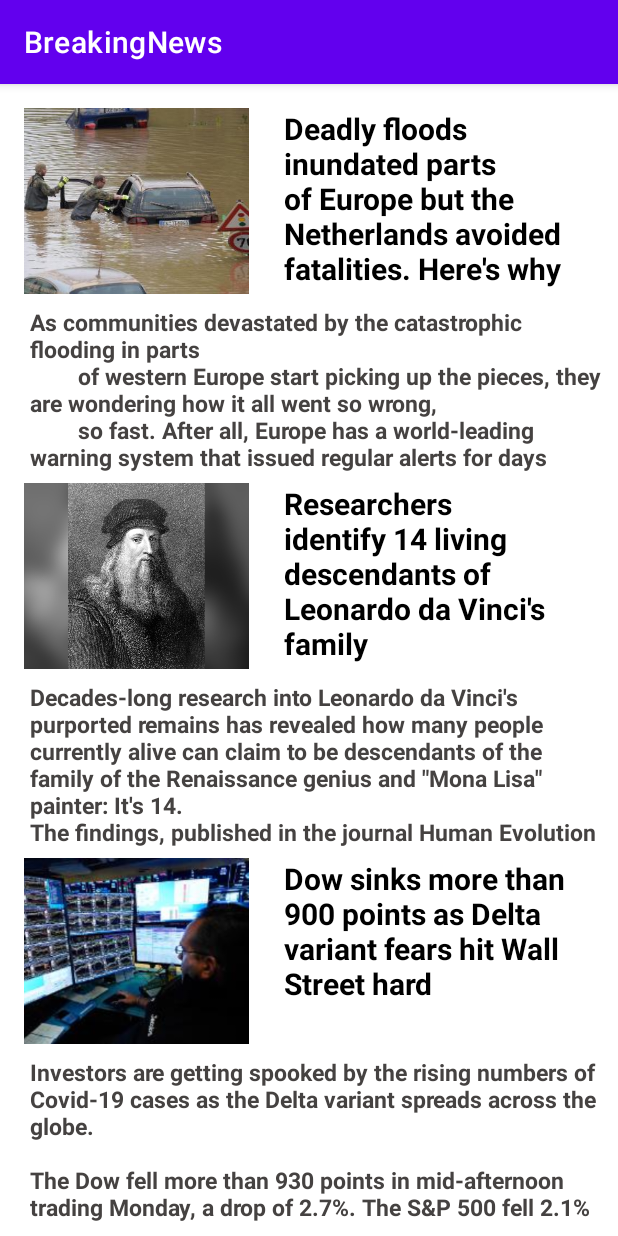
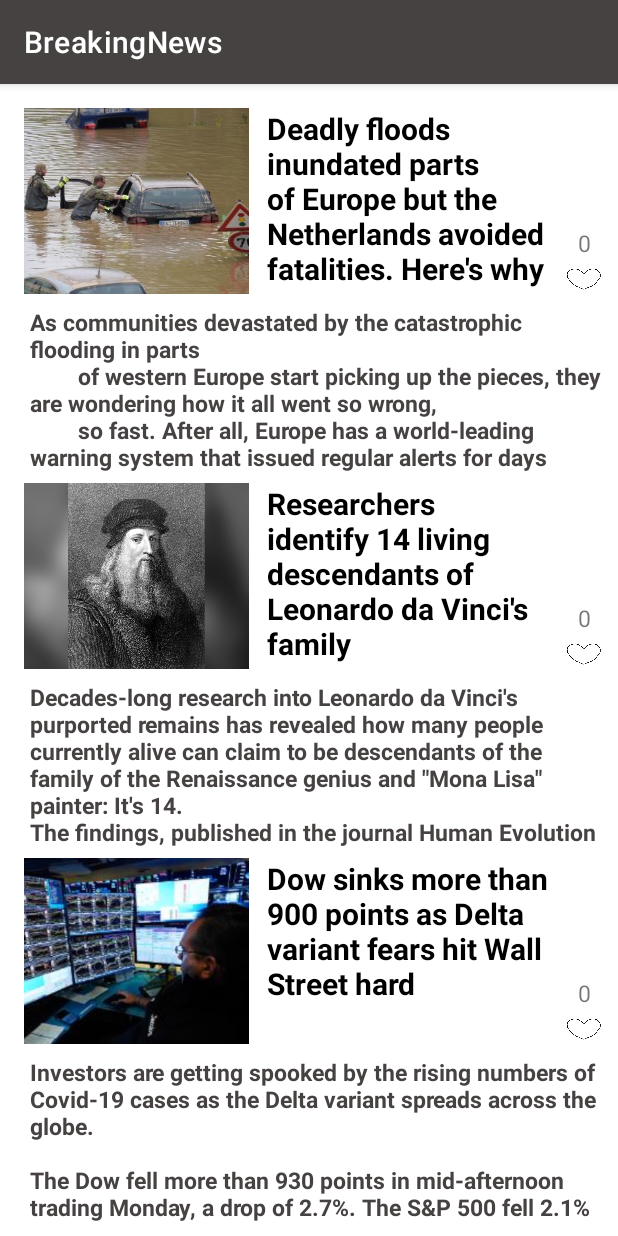
Before and after one commit to KateYavna/BreakingNews, an Android app: the screen it shows after launch (MainActivity), on a phone screen of 412 x 824 dp. Run offline under Robolectric (Android 15) with nearby library versions, the phone set to English and light mode, and no system bars.

Commit message:
set "likes"

```diff
--- a/app/src/main/java/com/example/breakingnews/MainActivity.kt
+++ b/app/src/main/java/com/example/breakingnews/MainActivity.kt
@@ -3,18 +3,24 @@ package com.example.breakingnews
 import android.graphics.BitmapFactory
 import androidx.appcompat.app.AppCompatActivity
 import android.os.Bundle
+import android.util.Log
+import android.view.View
+import androidx.core.view.isVisible
 import androidx.recyclerview.widget.LinearLayoutManager
 import kotlinx.android.synthetic.main.activity_main.*
+import kotlinx.android.synthetic.main.item_news.*
 
-class MainActivity : AppCompatActivity() {
+class MainActivity : AppCompatActivity(), NewsCallback {
     override fun onCreate(savedInstanceState: Bundle?) {
         super.onCreate(savedInstanceState)
         setContentView(R.layout.activity_main)
 
+
         var news = getNews()
-        rvNews.adapter = NewsAdapter(this,news)
+        rvNews.adapter = NewsAdapter(this,news, this,counter)
         rvNews.layoutManager = LinearLayoutManager (this)
     }
+
 
     fun getNews(): ArrayList<News>{
         var news = ArrayList<News>()
@@ -35,6 +41,7 @@ class MainActivity : AppCompatActivity() {
                         "But few of these early warnings appear to have been passed on to residents early -- and clearly -- enough,\n" +
                         "        catching them completely off guard. Now questions are being raised over whether the chain of communication\n" +
                         "        from the central European level to regions is working."
+
         ))
         news.add(
             News(
@@ -46,6 +53,7 @@ class MainActivity : AppCompatActivity() {
                         "Did Leonardo da Vinci have ADHD? Academics say he did\n" +
                         "The research is part of the Leonardo Da Vinci DNA Project, which aims to confirm remains thought to be his and to \"better understand his" +
                         " extraordinary talents and visual acuity through genetic associations.\""
+
             ))
         news.add(
             News(
@@ -58,6 +66,7 @@ class MainActivity : AppCompatActivity() {
                         "even bigger point plunges since the start of 2020 due to concerns about the Covid-19 pandemic.\n" +
                         "The Dow plummeted more than 1,000 points six times last year, with five of those market meltdowns taking place in March at the start of the " +
                         "pandemic in America. The Dow suffered its biggest point slide ever on March 16, 2020, dropping nearly 3,000 points — a 13% freefall."
+
             ))
         news.add(
             News(
@@ -68,6 +77,7 @@ class MainActivity : AppCompatActivity() {
                         "Dressed in traditional headdress, faces decorated with paint, this indigenous community prepares its bows and spears to defend their land " +
                         "against garimpeiros -- illegal gold miners looking for glimmers of gold in this vast and rich territory.\n" +
                         "Fernando, one of the Yanomami leaders, told CNN on a recent reporting trip to the riverside Palimiu settlement what the community has been enduring for months now."
+
             ))
         news.add(
             News(
@@ -79,6 +89,7 @@ class MainActivity : AppCompatActivity() {
                         "In June, Morton was working in his home office in Cranbrook, British Columbia, while Darla, a 3-year-old Chinese shar-pei, lounged on the deck, soaking up the sun.\n" +
                         "As he worked, Morton heard a loud noise followed by the sound of his gate being opened.\n" +
                         "\"I look out the window and I don\'t see Darla anymore. I ran down the stairs and out to the deck, Darla was gone, and I saw a blue Ford truck back out and speed off,\" Morton, 35, told CNN"
+
             ))
         news.add(
             News(
@@ -96,6 +107,7 @@ class MainActivity : AppCompatActivity() {
                         "But few of these early warnings appear to have been passed on to residents early -- and clearly -- enough,\n" +
                         "        catching them completely off guard. Now questions are being raised over whether the chain of communication\n" +
                         "        from the central European level to regions is working."
+
             ))
         news.add(
             News(
@@ -107,6 +119,7 @@ class MainActivity : AppCompatActivity() {
                         "Did Leonardo da Vinci have ADHD? Academics say he did\n" +
                         "The research is part of the Leonardo Da Vinci DNA Project, which aims to confirm remains thought to be his and to \"better understand his" +
                         " extraordinary talents and visual acuity through genetic associations.\""
+
             ))
         news.add(
             News(
@@ -119,6 +132,7 @@ class MainActivity : AppCompatActivity() {
                         "even bigger point plunges since the start of 2020 due to concerns about the Covid-19 pandemic.\n" +
                         "The Dow plummeted more than 1,000 points six times last year, with five of those market meltdowns taking place in March at the start of the " +
                         "pandemic in America. The Dow suffered its biggest point slide ever on March 16, 2020, dropping nearly 3,000 points — a 13% freefall."
+
             ))
         news.add(
             News(
@@ -129,6 +143,7 @@ class MainActivity : AppCompatActivity() {
                         "Dressed in traditional headdress, faces decorated with paint, this indigenous community prepares its bows and spears to defend their land " +
                         "against garimpeiros -- illegal gold miners looking for glimmers of gold in this vast and rich territory.\n" +
                         "Fernando, one of the Yanomami leaders, told CNN on a recent reporting trip to the riverside Palimiu settlement what the community has been enduring for months now."
+
             ))
         news.add(
             News(
@@ -140,6 +155,7 @@ class MainActivity : AppCompatActivity() {
                         "In June, Morton was working in his home office in Cranbrook, British Columbia, while Darla, a 3-year-old Chinese shar-pei, lounged on the deck, soaking up the sun.\n" +
                         "As he worked, Morton heard a loud noise followed by the sound of his gate being opened.\n" +
                         "\"I look out the window and I don\'t see Darla anymore. I ran down the stairs and out to the deck, Darla was gone, and I saw a blue Ford truck back out and speed off,\" Morton, 35, told CNN"
+
             ))
         news.add(
             News(
@@ -157,6 +173,7 @@ class MainActivity : AppCompatActivity() {
                         "But few of these early warnings appear to have been passed on to residents early -- and clearly -- enough,\n" +
                         "        catching them completely off guard. Now questions are being raised over whether the chain of communication\n" +
                         "        from the central European level to regions is working."
+
             ))
         news.add(
             News(
@@ -168,6 +185,7 @@ class MainActivity : AppCompatActivity() {
                         "Did Leonardo da Vinci have ADHD? Academics say he did\n" +
                         "The research is part of the Leonardo Da Vinci DNA Project, which aims to confirm remains thought to be his and to \"better understand his" +
                         " extraordinary talents and visual acuity through genetic associations.\""
+
             ))
         news.add(
             News(
@@ -180,6 +198,7 @@ class MainActivity : AppCompatActivity() {
                         "even bigger point plunges since the start of 2020 due to concerns about the Covid-19 pandemic.\n" +
                         "The Dow plummeted more than 1,000 points six times last year, with five of those market meltdowns taking place in March at the start of the " +
                         "pandemic in America. The Dow suffered its biggest point slide ever on March 16, 2020, dropping nearly 3,000 points — a 13% freefall."
+
             ))
         news.add(
             News(
@@ -190,6 +209,7 @@ class MainActivity : AppCompatActivity() {
                         "Dressed in traditional headdress, faces decorated with paint, this indigenous community prepares its bows and spears to defend their land " +
                         "against garimpeiros -- illegal gold miners looking for glimmers of gold in this vast and rich territory.\n" +
                         "Fernando, one of the Yanomami leaders, told CNN on a recent reporting trip to the riverside Palimiu settlement what the community has been enduring for months now."
+
             ))
         news.add(
             News(
@@ -201,10 +221,20 @@ class MainActivity : AppCompatActivity() {
                         "In June, Morton was working in his home office in Cranbrook, British Columbia, while Darla, a 3-year-old Chinese shar-pei, lounged on the deck, soaking up the sun.\n" +
                         "As he worked, Morton heard a loud noise followed by the sound of his gate being opened.\n" +
                         "\"I look out the window and I don\'t see Darla anymore. I ran down the stairs and out to the deck, Darla was gone, and I saw a blue Ford truck back out and speed off,\" Morton, 35, told CNN"
+
             ))
 
 
 
         return news
     }
-}
+
+
+
+         override fun onItemSelected(index :Int)  {
+             Log.d("MyLog", "ok " + index)
+
+         }
+
+
+    }
--- a/app/src/main/java/com/example/breakingnews/News.kt
+++ b/app/src/main/java/com/example/breakingnews/News.kt
@@ -2,4 +2,5 @@ package com.example.breakingnews
 
 import android.graphics.Bitmap
 
-class News( val photo : Bitmap, val heading : String, val text : String)
+class News( var photo : Bitmap, var heading : String, var text : String)
+var counter = arrayListOf<Int>(0,0,0,0,0,0,0,0,0,0,0,0,0,0,0)
--- a/app/src/main/java/com/example/breakingnews/NewsAdapter.kt
+++ b/app/src/main/java/com/example/breakingnews/NewsAdapter.kt
@@ -7,25 +7,58 @@ import android.view.ViewGroup
 import androidx.recyclerview.widget.RecyclerView
 import kotlinx.android.synthetic.main.item_news.view.*
 
-class NewsAdapter (val context: Context, val news : ArrayList<News>) : RecyclerView.Adapter<ViewHolder>() {
+
+
+class NewsAdapter (val context: Context, val news : ArrayList<News>, val callback: NewsCallback, val counter : ArrayList<Int>) : RecyclerView.Adapter<ViewHolder>() {
+
+
     override fun onCreateViewHolder(parent: ViewGroup, viewType: Int): ViewHolder {
         return ViewHolder(LayoutInflater.from(context).inflate(R.layout.item_news, parent, false))
     }
 
     override fun onBindViewHolder(holder: ViewHolder, position: Int) {
-       holder.photo.setImageBitmap(news[position].photo)
-        holder.heading.text = news [position].heading
-        holder.text.text = news [position].text
+        holder.photo.setImageBitmap(news[position].photo)
+        holder.heading.text = news[position].heading
+        holder.text.text = news[position].text
+        holder.main.setOnClickListener {callback.onItemSelected(position)}
+        holder.heart.setOnClickListener {
+            holder.redHeart.visibility = View.VISIBLE
+            holder.heart.visibility = View.INVISIBLE
+            callback.onItemSelected(position)
+            counter.set(position,counter.get(position)+1)
+            holder.counter.text = counter[position].toString()
+
+
+        }
+        holder.redHeart.setOnClickListener{
+            holder.redHeart.visibility = View.INVISIBLE
+            holder.heart.visibility = View.VISIBLE
+            callback.onItemSelected(position)
+            counter.set(position,(counter.get(position)-1))
+            holder.counter.text = counter[position].toString()
+        }
     }
 
     override fun getItemCount(): Int {
-       return news.size
+        return news.size
     }
 }
+
+
 
 
 class ViewHolder (itemView:View) : RecyclerView.ViewHolder(itemView){
     val photo = itemView.ivPhoto
     val heading = itemView.tvHeading
     val text = itemView.tvText
+    val heart = itemView.ivHeart
+    val redHeart = itemView.ivRedHeart
+    val main = itemView.clMain
+    val counter = itemView.tvCounter
+
 }
+
+interface NewsCallback {
+    fun onItemSelected( index : Int)
+
+    }
--- a/app/src/main/res/layout/item_news.xml
+++ b/app/src/main/res/layout/item_news.xml
@@ -2,6 +2,7 @@
 <androidx.constraintlayout.widget.ConstraintLayout xmlns:android="http://schemas.android.com/apk/res/android"
     xmlns:app="http://schemas.android.com/apk/res-auto"
     xmlns:tools="http://schemas.android.com/tools"
+    android:id="@+id/clMain"
     android:layout_width="match_parent"
     android:layout_height="250dp">
 
@@ -22,10 +23,10 @@
         style="@style/headings"
         android:layout_width="200dp"
         android:layout_height="124dp"
-        android:layout_marginStart="16dp"
-        android:layout_marginLeft="16dp"
-        android:layout_marginEnd="16dp"
-        android:layout_marginRight="16dp"
+        android:layout_marginStart="2dp"
+        android:layout_marginLeft="2dp"
+        android:layout_marginEnd="24dp"
+        android:layout_marginRight="24dp"
         android:text="@string/flood_tragedy_heading"
         app:layout_constraintEnd_toEndOf="parent"
         app:layout_constraintStart_toEndOf="@+id/ivPhoto"
@@ -46,4 +47,45 @@
         app:layout_constraintHorizontal_bias="0.0"
         app:layout_constraintStart_toStartOf="parent"
         app:layout_constraintTop_toBottomOf="@+id/tvHeading" />
+
+    <ImageView
+        android:id="@+id/ivHeart"
+        android:layout_width="25dp"
+        android:layout_height="20dp"
+        android:layout_marginTop="2dp"
+        android:layout_marginEnd="2dp"
+        android:layout_marginRight="2dp"
+        android:visibility="visible"
+        app:layout_constraintBottom_toBottomOf="@+id/tvHeading"
+        app:layout_constraintEnd_toEndOf="parent"
+        app:layout_constraintTop_toBottomOf="@+id/ivRedHeart"
+        app:layout_constraintVertical_bias="1.0"
+        app:srcCompat="@drawable/heart" />
+
+    <ImageView
+        android:id="@+id/ivRedHeart"
+        android:layout_width="25dp"
+        android:layout_height="23dp"
+        android:layout_marginEnd="2dp"
+        android:layout_marginRight="2dp"
+        android:layout_marginBottom="2dp"
+        android:scaleType="fitXY"
+        android:visibility="invisible"
+        app:layout_constraintBottom_toTopOf="@+id/tvCounter"
+        app:layout_constraintEnd_toEndOf="parent"
+        app:srcCompat="@drawable/redheart" />
+
+    <TextView
+        android:id="@+id/tvCounter"
+        android:layout_width="25dp"
+        android:layout_height="23dp"
+        android:layout_marginEnd="2dp"
+        android:layout_marginRight="2dp"
+        android:layout_marginBottom="2dp"
+        android:gravity="center"
+        android:text="@string/counter"
+        android:textSize="15sp"
+        app:layout_constraintBottom_toTopOf="@+id/ivHeart"
+        app:layout_constraintEnd_toEndOf="parent" />
+
 </androidx.constraintlayout.widget.ConstraintLayout>
--- a/app/src/main/res/values/strings.xml
+++ b/app/src/main/res/values/strings.xml
@@ -14,5 +14,6 @@ But at least 195 people still died in Germany and Belgium, in floods that came q
 But few of these early warnings appear to have been passed on to residents early -- and clearly -- enough,
         catching them completely off guard. Now questions are being raised over whether the chain of communication
         from the central European level to regions is working.</string>
+    <string name="counter">0</string>
 
 </resources>
--- a/app/src/main/res/values/themes.xml
+++ b/app/src/main/res/values/themes.xml
@@ -2,8 +2,8 @@
     <!-- Base application theme. -->
     <style name="Theme.BreakingNews" parent="Theme.MaterialComponents.DayNight.DarkActionBar">
         <!-- Primary brand color. -->
-        <item name="colorPrimary">@color/purple_500</item>
-        <item name="colorPrimaryVariant">@color/purple_700</item>
+        <item name="colorPrimary">@color/dark_grey</item>
+        <item name="colorPrimaryVariant">@color/black</item>
         <item name="colorOnPrimary">@color/white</item>
         <!-- Secondary brand color. -->
         <item name="colorSecondary">@color/teal_200</item>
```
Also changed, not shown: app/src/main/res/drawable/heart.png (added), app/src/main/res/drawable/redheart.png (added).
